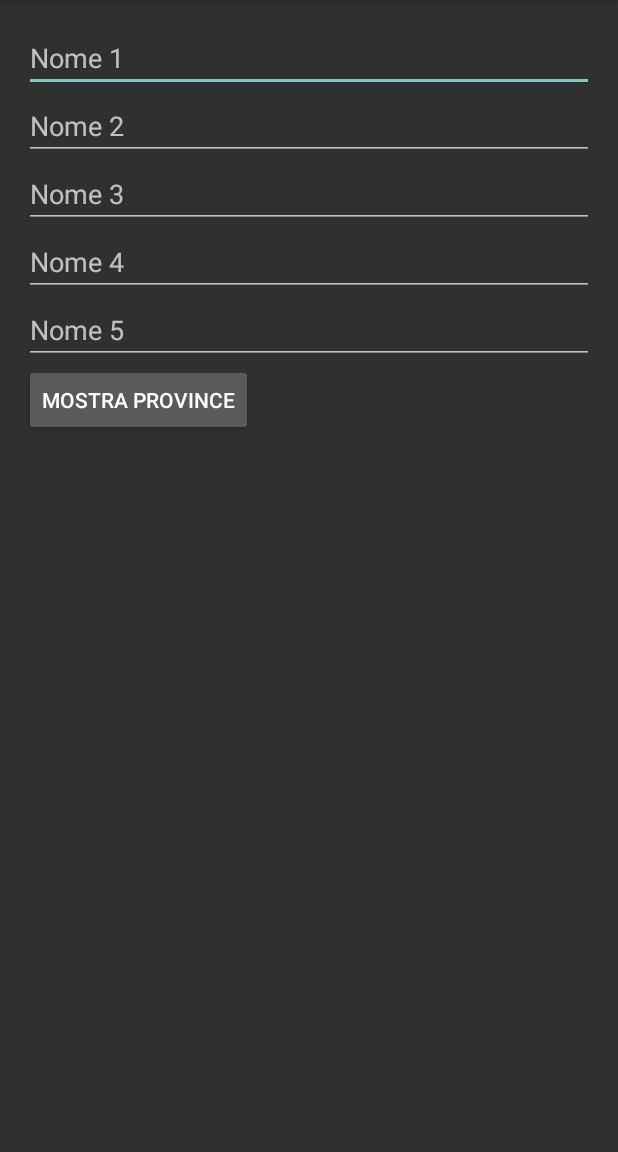
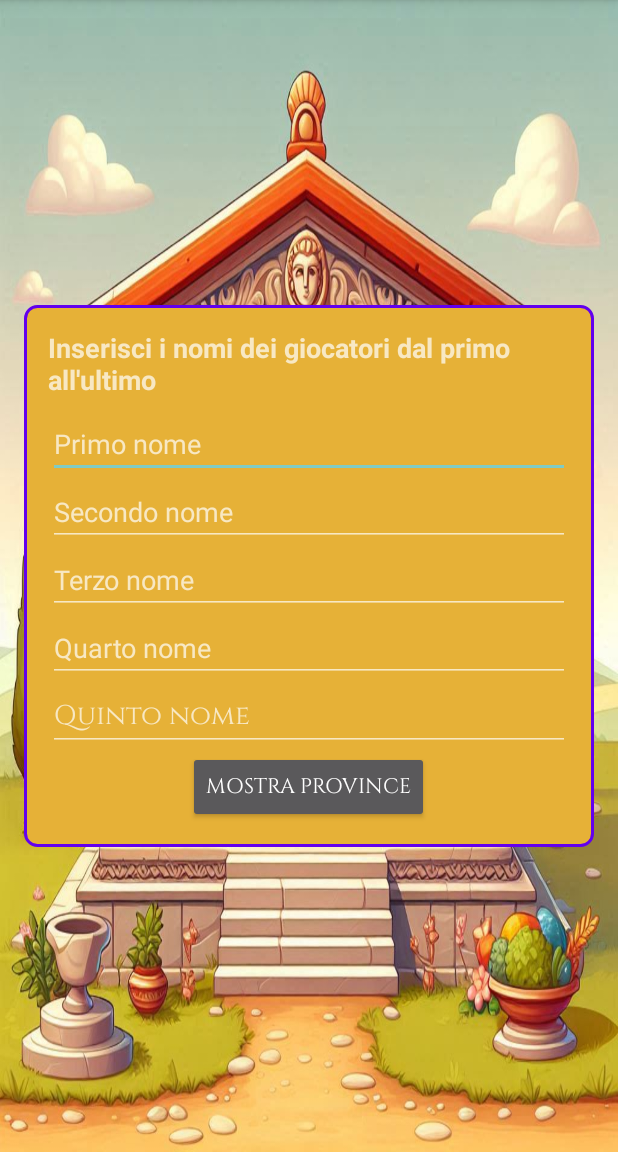
Before and after one commit to rickm01/SPQRisiko, an Android app: the FirstPageActivity screen opened directly, with no data from a screen before it, on a phone screen of 412 x 824 dp, the part 84-1236 px from its top. Run offline under Robolectric (Android 15) with nearby library versions, the phone set to English and light mode, and no system bars.

Commit message:
Fixing of the first page and addition of the font

```diff
--- /dev/null
+++ b/app/src/main/res/drawable/box_background.xml
@@ -0,0 +1,8 @@
+<?xml version="1.0" encoding="utf-8"?>
+<shape xmlns:android="http://schemas.android.com/apk/res/android">
+    <solid android:color="#e6b137"/> <!-- Colore di sfondo -->
+    <corners android:radius="8dp"/> <!-- Angoli arrotondati -->
+    <stroke
+        android:width="2dp"
+        android:color="#FF6200EE"/> <!-- Colore del bordo -->
+</shape>
--- a/app/src/main/res/layout/activity_first_page.xml
+++ b/app/src/main/res/layout/activity_first_page.xml
@@ -2,43 +2,73 @@
 <LinearLayout xmlns:android="http://schemas.android.com/apk/res/android"
     android:layout_width="match_parent"
     android:layout_height="match_parent"
+    android:gravity="center"
+    android:orientation="horizontal"
+    android:padding="16dp"
+    android:background="@drawable/backgroudfirstpage">
+
+
+    <LinearLayout
+        android:layout_width="match_parent"
+        android:layout_height="wrap_content"
+        android:background="@drawable/box_background"
+        android:layout_gravity="center"
         android:orientation="vertical"
         android:padding="16dp">
+
+        <TextView
+            android:layout_width="match_parent"
+            android:layout_height="wrap_content"
+            android:layout_gravity="center"
+            android:paddingBottom="8dp"
+            android:text="Inserisci i nomi dei giocatori dal primo all'ultimo"
+            android:textSize="18sp"
+            android:textStyle="bold" />
 
         <EditText
             android:id="@+id/editTextName1"
             android:layout_width="match_parent"
             android:layout_height="wrap_content"
-        android:hint="Nome 1" />
+            android:layout_gravity="center"
+            android:hint="Primo nome" />
 
         <EditText
             android:id="@+id/editTextName2"
             android:layout_width="match_parent"
             android:layout_height="wrap_content"
-        android:hint="Nome 2" />
+            android:layout_gravity="center"
+            android:hint="Secondo nome" />
 
         <EditText
             android:id="@+id/editTextName3"
             android:layout_width="match_parent"
             android:layout_height="wrap_content"
-        android:hint="Nome 3" />
+            android:layout_gravity="center"
+            android:hint="Terzo nome" />
 
         <EditText
             android:id="@+id/editTextName4"
             android:layout_width="match_parent"
             android:layout_height="wrap_content"
-        android:hint="Nome 4" />
+            android:layout_gravity="center"
+            android:hint="Quarto nome" />
 
         <EditText
             android:id="@+id/editTextName5"
             android:layout_width="match_parent"
             android:layout_height="wrap_content"
-        android:hint="Nome 5" />
+            android:layout_gravity="center"
+            android:fontFamily="@font/cinzel_regular"
+            android:hint="Quinto nome" />
 
         <Button
             android:id="@+id/buttonSubmit"
             android:layout_width="wrap_content"
             android:layout_height="wrap_content"
+            android:layout_gravity="center"
+            android:fontFamily="@font/cinzel_regular"
             android:text="Mostra Province" />
 
     </LinearLayout>
+
+</LinearLayout>
--- a/app/src/main/res/layout/activity_main.xml
+++ b/app/src/main/res/layout/activity_main.xml
@@ -4,6 +4,7 @@
     android:layout_height="match_parent"
     android:orientation="vertical"
     android:gravity="center"
+    android:fontFamily="@font/cinzel_regular"
     android:padding="16dp">
 
     <Button
@@ -11,6 +12,7 @@
         android:layout_width="wrap_content"
         android:layout_height="wrap_content"
         android:text="Vai a Pagina 1"
+        android:fontFamily="@font/cinzel_regular"
         android:layout_marginBottom="20dp" />
 
     <Button
@@ -18,6 +20,7 @@
         android:layout_width="wrap_content"
         android:layout_height="wrap_content"
         android:text="Vai a Pagina 2"
+        android:fontFamily="@font/cinzel_regular"
         android:layout_marginTop="20dp" />
 
 </LinearLayout>
--- a/app/src/main/res/values-night/themes.xml
+++ b/app/src/main/res/values-night/themes.xml
@@ -12,5 +12,6 @@
         <!-- Status bar color. -->
         <item name="android:statusBarColor">?attr/colorPrimaryVariant</item>
         <!-- Customize your theme here. -->
+        <item name="android:fontFamily">@font/cinzel_regular</item>
     </style>
 </resources>
--- a/app/src/main/res/values/styles.xml
+++ b/app/src/main/res/values/styles.xml
@@ -3,6 +3,7 @@
     <!-- Base application theme -->
     <style name="AppTheme" parent="Theme.AppCompat.Light.DarkActionBar">
         <!-- Customize your theme here -->
+        <item name="android:fontFamily">@font/cinzel_regular</item>
         <item name="colorPrimary">@color/purple_500</item>
         <item name="colorPrimaryDark">@color/purple_700</item>
         <item name="colorAccent">@color/teal_200</item>
--- a/app/src/main/res/values/themes.xml
+++ b/app/src/main/res/values/themes.xml
@@ -12,5 +12,6 @@
         <!-- Status bar color. -->
         <item name="android:statusBarColor">?attr/colorPrimaryVariant</item>
         <!-- Customize your theme here. -->
+        <item name="android:fontFamily">@font/cinzel_regular</item>
     </style>
 </resources>
```
Also changed, not shown: app/src/main/res/layout/activity_second_page.xml (+24 -3 lines), app/src/main/res/drawable/backgroudfirstpage.jpeg (added), app/src/main/res/font/cinzel_black.ttf (added), app/src/main/res/font/cinzel_bold.ttf (added), app/src/main/res/font/cinzel_extrabold.ttf (added), app/src/main/res/font/cinzel_medium.ttf (added), app/src/main/res/font/cinzel_regular.ttf (added), app/src/main/res/font/cinzel_semibold.ttf (added), app/src/main/res/font/cinzel_variablefont_wght.ttf (added). Lines whose indentation alone changed are shown as unchanged.
